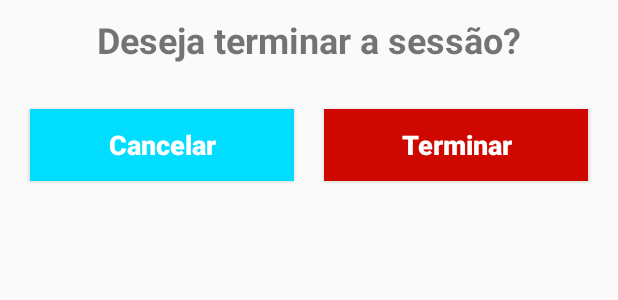
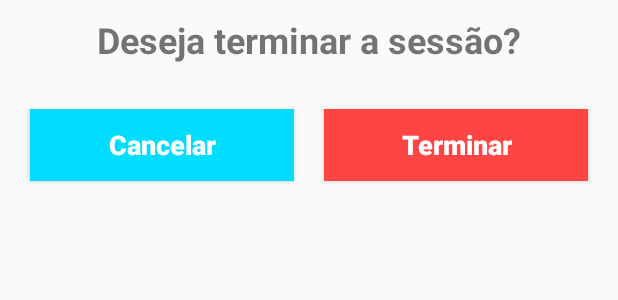
Before and after one commit to diogoguerra03/PAP, an Android app: the layout dialog_terminar_sessao.xml on its own in the app's theme, with its tools: preview values and no code run, on a phone screen of 412 x 824 dp. Shown: the top 300 px of the screen. Run offline under Robolectric (Android 15) with nearby library versions, the phone set to English and light mode, and no system bars.

Commit message:
Alterações de cor no dialog_terminar_sessao.xml

```diff
--- a/app/src/main/res/layout/dialog_terminar_sessao.xml
+++ b/app/src/main/res/layout/dialog_terminar_sessao.xml
@@ -58,7 +58,7 @@
                 android:layout_marginEnd="10dp"
                 android:layout_marginRight="10dp"
                 android:layout_marginBottom="10dp"
-                android:background="@color/red"
+                android:background="@android:color/holo_red_light"
                 android:text="Terminar"
                 android:textAllCaps="false"
                 android:textColor="#fff"
```
